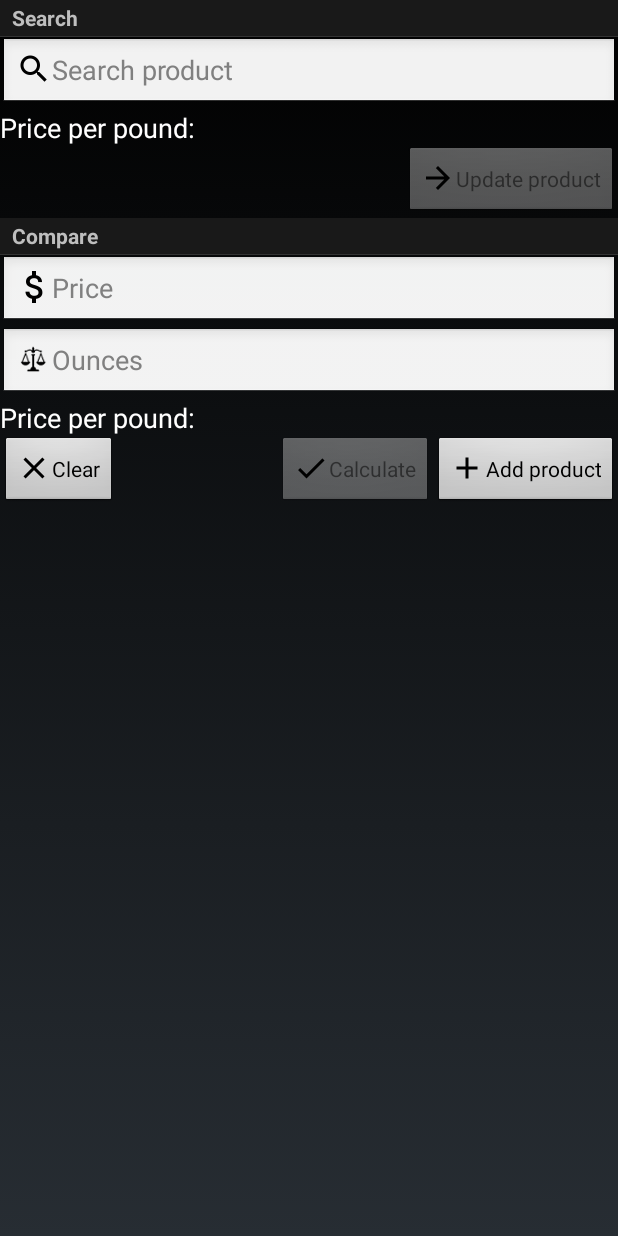
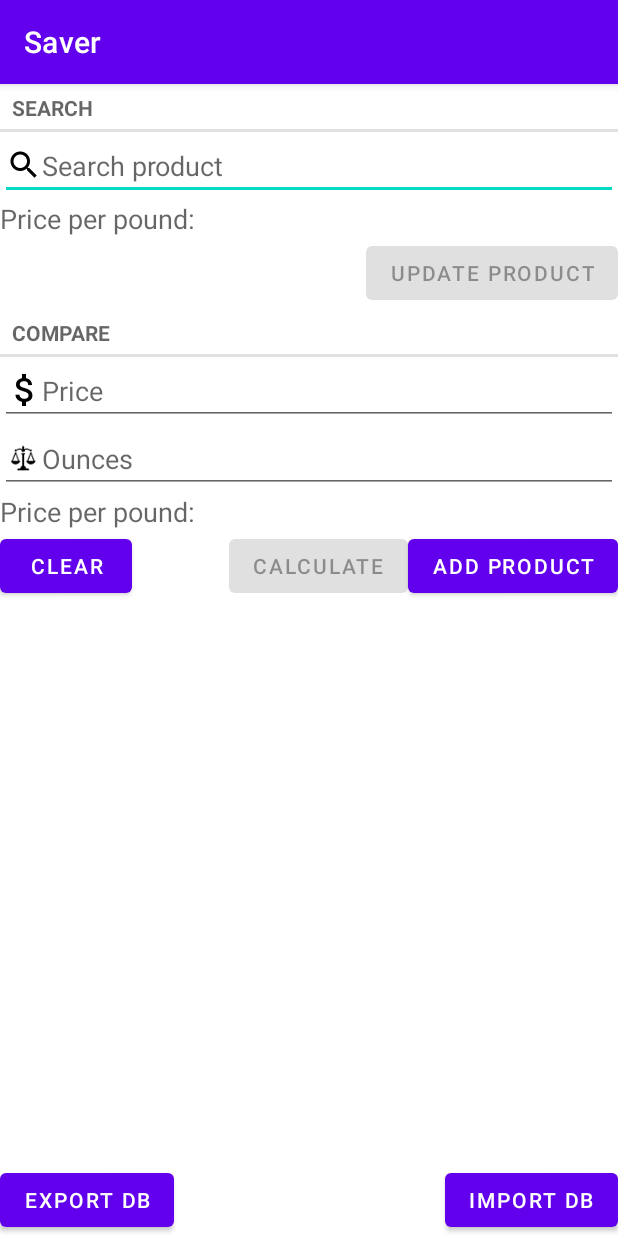
Before and after one commit to damotor/saver, an Android app: the screen it shows after launch (SaverActivity), on a phone screen of 412 x 824 dp. Run offline under Robolectric (Android 15) with nearby library versions, the phone set to English and light mode, and no system bars.

```diff
--- a/app/src/main/java/com/saver/saver/SaverActivity.java
+++ b/app/src/main/java/com/saver/saver/SaverActivity.java
@@ -28,6 +28,7 @@ import android.content.Context;
 import android.content.Intent;
 import android.content.SharedPreferences;
 import android.database.Cursor;
+import android.net.Uri;
 import android.os.Bundle;
 import android.preference.PreferenceManager;
 import android.text.Editable;
@@ -47,19 +48,43 @@ import android.widget.AutoCompleteTextView;
 import android.widget.Button;
 import android.widget.EditText;
 import android.widget.TextView;
+import android.widget.Toast;
+import androidx.activity.result.ActivityResultLauncher;
+import androidx.activity.result.contract.ActivityResultContracts;
+import androidx.appcompat.app.AppCompatActivity;
 
-public class SaverActivity extends Activity {
+public class SaverActivity extends AppCompatActivity {
 	public static final int ADD_PRODUCT_VALUE = 0;
 	public static final int UPDATE_PRODUCT_VALUE = 1;
 	private Integer productId = null;
 	private WeightUnit weightUnit = null;
 	private boolean isPreviousActivitySettings = false;
+	private dbHelper db;
+
+	private final androidx.activity.result.ActivityResultLauncher<Intent> importDbLauncher = registerForActivityResult(
+			new androidx.activity.result.contract.ActivityResultContracts.StartActivityForResult(),
+			result -> {
+				if (result.getResultCode() == Activity.RESULT_OK && result.getData() != null) {
+					Uri uri = result.getData().getData();
+					if (uri != null) {
+						boolean success = db.importDatabase(this, uri);
+						if (success) {
+							Toast.makeText(this, "Database imported successfully! Please restart the app.", Toast.LENGTH_LONG).show();
+							// You might want to force a restart or reload data here
+						} else {
+							Toast.makeText(this, "Failed to import database.", Toast.LENGTH_SHORT).show();
+						}
+					}
+				}
+			});
 
 	/** Called when the activity is first created. */
 	@Override
 	public void onCreate(Bundle savedInstanceState) {
 		super.onCreate(savedInstanceState);
 		setContentView(R.layout.main);
+
+		db = new dbHelper(this);
 
 		// load preferences
 		loadPreferences();
@@ -156,6 +181,35 @@ public class SaverActivity extends Activity {
 			}
 		});
 
+		final Button exportButton = (Button) findViewById(R.id.btnExportDb);
+		exportButton.setOnClickListener(new OnClickListener() {
+			public void onClick(View v) {
+				boolean success = db.exportDatabase(SaverActivity.this);
+				if (success) {
+					Toast.makeText(SaverActivity.this, "Database exported to Downloads folder.", Toast.LENGTH_LONG).show();
+				} else {
+					Toast.makeText(SaverActivity.this, "Failed to export database.", Toast.LENGTH_SHORT).show();
+				}
+			}
+		});
+
+		final Button importButton = (Button) findViewById(R.id.btnImportDb);
+		importButton.setOnClickListener(new OnClickListener() {
+			public void onClick(View v) {
+				Intent intent = new Intent(Intent.ACTION_OPEN_DOCUMENT);
+				intent.addCategory(Intent.CATEGORY_OPENABLE);
+				// You can specify the MIME type to filter files.
+				// SQLite databases don't have a standard one, so we use a generic one.
+				intent.setType("application/octet-stream");
+
+				// You could also try to filter by .db extension, though this is less reliable
+				// String[] mimetypes = {"application/x-sqlite3", "application/vnd.sqlite3", "application/octet-stream"};
+				// intent.putExtra(Intent.EXTRA_MIME_TYPES, mimetypes);
+
+				importDbLauncher.launch(intent);
+			}
+		});
+
 		// text change listeners
 		// for the calculate button
 		TextWatcher priceWeightTextWatcher = new TextWatcher() {
@@ -217,6 +271,8 @@ public class SaverActivity extends Activity {
 
 		// make sure we can click links
 		productInformationLabel.setMovementMethod(LinkMovementMethod.getInstance());
+
+
 	}
 
 
@@ -381,4 +437,12 @@ public class SaverActivity extends Activity {
 		TextView pricePerWeightLabel = (TextView) findViewById(R.id.price_per_weight_label);
 		pricePerWeightLabel.setText(weightUnit == WeightUnit.KILOGRAMS ? R.string.price_per_kilogram : R.string.price_per_pound);
 	}
+
+	@Override
+	protected void onDestroy() {
+		super.onDestroy();
+		if (db != null) {
+			db.close();
+		}
+	}
 }
--- a/app/src/main/res/layout/main.xml
+++ b/app/src/main/res/layout/main.xml
@@ -33,6 +33,7 @@ along with Saver.  If not, see <http://www.gnu.org/licenses/>.
 		android:layout_width="fill_parent"
 		android:layout_height="wrap_content"
 		android:layout_below="@id/search_separator"
+        android:drawableStart="@drawable/ic_search_black_24dp"
         android:singleLine="true"
 		android:inputType="text|textVisiblePassword"
 		android:imeOptions="actionDone"
@@ -50,8 +51,10 @@ along with Saver.  If not, see <http://www.gnu.org/licenses/>.
 		android:id="@+id/update_product_button"
 		android:layout_width="wrap_content"
 		android:layout_height="wrap_content"
+        android:layout_alignParentEnd="true"
         android:layout_below="@id/product_information_label"
 		android:layout_alignParentRight="true"
+        android:drawableStart="@drawable/ic_arrow_forward_black_24dp"
         android:text="@string/update_product"
 		android:drawableLeft="@drawable/ic_arrow_forward_black_24dp"
 		/>
@@ -68,6 +71,7 @@ along with Saver.  If not, see <http://www.gnu.org/licenses/>.
 		android:layout_width="fill_parent"
 		android:layout_height="wrap_content"
 		android:layout_below="@id/compare_separator"
+        android:drawableStart="@drawable/ic_attach_money_black_24dp"
         android:inputType="numberDecimal"
 		android:imeOptions="actionNext"
 		android:hint="@string/price"
@@ -78,6 +82,7 @@ along with Saver.  If not, see <http://www.gnu.org/licenses/>.
 		android:layout_width="fill_parent"
 		android:layout_height="wrap_content"
 		android:layout_below="@id/price_entry"
+        android:drawableStart="@drawable/weight"
         android:inputType="numberDecimal"
 		android:imeOptions="actionDone"
 		android:drawableLeft="@drawable/weight"
@@ -93,8 +98,10 @@ along with Saver.  If not, see <http://www.gnu.org/licenses/>.
 		android:id="@+id/clear_all_button"
 		android:layout_width="wrap_content"
 		android:layout_height="wrap_content"
+        android:layout_alignParentStart="true"
         android:layout_below="@+id/price_per_weight_label"
 		android:layout_alignParentLeft="true"
+        android:drawableStart="@drawable/ic_clear_black_24dp"
         android:text="@string/clear_all"
 		android:drawableLeft="@drawable/ic_clear_black_24dp"
 		/>
@@ -104,6 +111,8 @@ along with Saver.  If not, see <http://www.gnu.org/licenses/>.
 		android:layout_height="wrap_content"
 		android:layout_below="@+id/price_per_weight_label"
 		android:layout_toLeftOf="@+id/new_product_button"
+        android:layout_toStartOf="@+id/new_product_button"
+        android:drawableStart="@drawable/ic_done_black_24dp"
         android:text="@string/calculate"
 		android:drawableLeft="@drawable/ic_done_black_24dp"
 		/>
@@ -111,9 +120,28 @@ along with Saver.  If not, see <http://www.gnu.org/licenses/>.
 		android:id="@+id/new_product_button"
 		android:layout_width="wrap_content"
 		android:layout_height="wrap_content"
+        android:layout_alignParentEnd="true"
         android:layout_below="@+id/price_per_weight_label"
 		android:layout_alignParentRight="true"
+        android:drawableStart="@drawable/ic_add_black_24dp"
         android:text="@string/add_product"
 		android:drawableLeft="@drawable/ic_add_black_24dp"
 		/>
+
+	<Button
+		android:id="@+id/btnExportDb"
+		android:layout_width="wrap_content"
+		android:layout_height="wrap_content"
+		android:layout_alignParentBottom="true"
+		android:text="@string/export_db"/>
+
+	<Button
+		android:id="@+id/btnImportDb"
+		android:layout_width="wrap_content"
+		android:layout_height="wrap_content"
+		android:layout_alignParentBottom="true"
+        android:layout_alignParentEnd="true"
+        android:layout_alignParentRight="true"
+        android:text="@string/import_db"/>
+
 </RelativeLayout>
--- a/app/src/main/res/values/colors.xml
+++ b/app/src/main/res/values/colors.xml
@@ -23,4 +23,11 @@ along with Saver.  If not, see <http://www.gnu.org/licenses/>.
     <color name="colorPrimary">#3F51B5</color>
     <color name="colorPrimaryDark">#303F9F</color>
     <color name="colorAccent">#FF4081</color>
+    <color name="purple_200">#FFBB86FC</color>
+    <color name="purple_500">#FF6200EE</color>
+    <color name="purple_700">#FF3700B3</color>
+    <color name="teal_200">#FF03DAC5</color>
+    <color name="teal_700">#FF018786</color>
+    <color name="black">#FF000000</color>
+    <color name="white">#FFFFFFFF</color>
 </resources>
--- a/app/src/main/res/values/strings.xml
+++ b/app/src/main/res/values/strings.xml
@@ -51,4 +51,6 @@ along with Saver.  If not, see <http://www.gnu.org/licenses/>.
     <string name="settings">Settings</string>
     <string name="history">History</string>
     <string name="date">Date</string>
+    <string name="export_db">Export DB</string>
+    <string name="import_db">Import DB</string>
 </resources>
--- a/app/src/main/res/values/styles.xml
+++ b/app/src/main/res/values/styles.xml
@@ -1,7 +1,7 @@
 <?xml version="1.0" encoding="utf-8"?>
 
 <!--
-Copyright 2018 Daniel Monedero-Tortola
+Copyright 2025 Daniel Monedero-Tortola
 
 This file is part of Saver.
 
@@ -19,13 +19,19 @@ You should have received a copy of the GNU General Public License
 along with Saver.  If not, see <http://www.gnu.org/licenses/>.
 -->
 
-<resources>
+<resources xmlns:tools="http://schemas.android.com/tools">
     <!-- Base application theme. -->
-    <style name="AppTheme" parent="Theme.AppCompat.Light.DarkActionBar">
+    <style name="Theme.Saver" parent="Theme.MaterialComponents.DayNight.DarkActionBar">
+        <!-- Primary brand color. -->
+        <item name="colorPrimary">@color/purple_500</item>
+        <item name="colorPrimaryVariant">@color/purple_700</item>
+        <item name="colorOnPrimary">@color/white</item>
+        <!-- Secondary brand color. -->
+        <item name="colorSecondary">@color/teal_200</item>
+        <item name="colorSecondaryVariant">@color/teal_700</item>
+        <item name="colorOnSecondary">@color/black</item>
+        <!-- Status bar color. -->
+        <item name="android:statusBarColor">?attr/colorPrimaryVariant</item>
         <!-- Customize your theme here. -->
-        <item name="colorPrimary">@color/colorPrimary</item>
-        <item name="colorPrimaryDark">@color/colorPrimaryDark</item>
-        <item name="colorAccent">@color/colorAccent</item>
     </style>
-
 </resources>
--- a/gradle.properties
+++ b/gradle.properties
@@ -15,3 +15,6 @@ org.gradle.jvmargs=-Xmx1536m
 # This option should only be used with decoupled projects. More details, visit
 # http://www.gradle.org/docs/current/userguide/multi_project_builds.html#sec:decoupled_projects
 # org.gradle.parallel=true
+
+android.useAndroidX=true
+android.enableJetifier=true
```
Also changed, not shown: app/build.gradle (+40 -10 lines), app/src/main/AndroidManifest.xml (+14 -17 lines), app/src/main/java/com/saver/saver/dbHelper.java (+124 -26 lines), build.gradle (+5 -5 lines), gradle/wrapper/gradle-wrapper.properties. Lines whose indentation alone changed are shown as unchanged.
